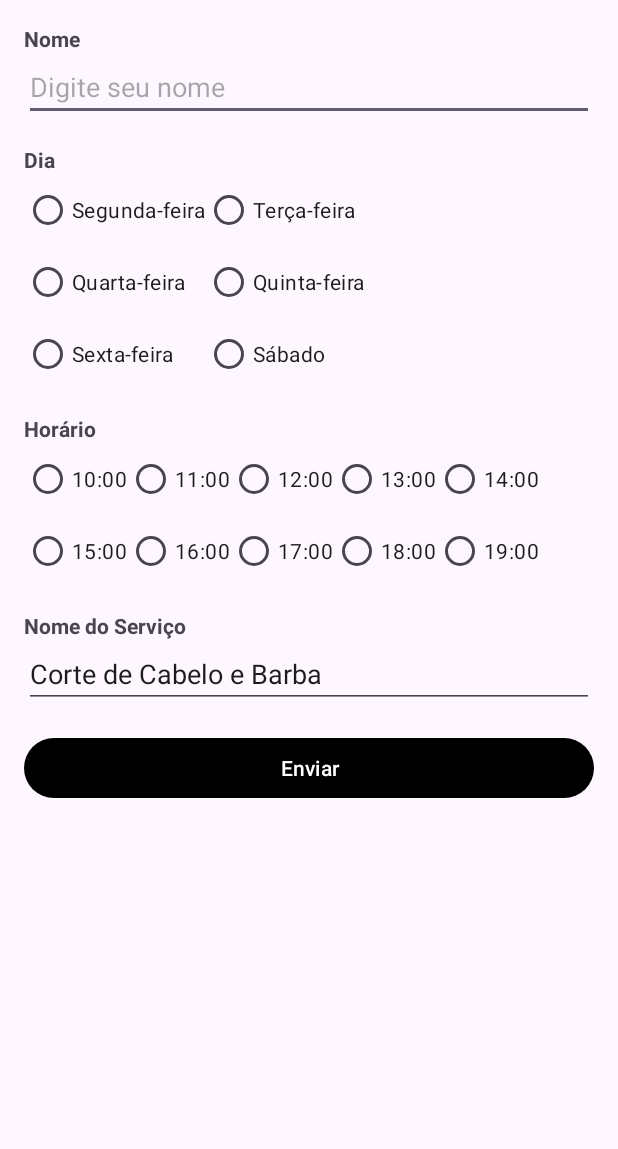
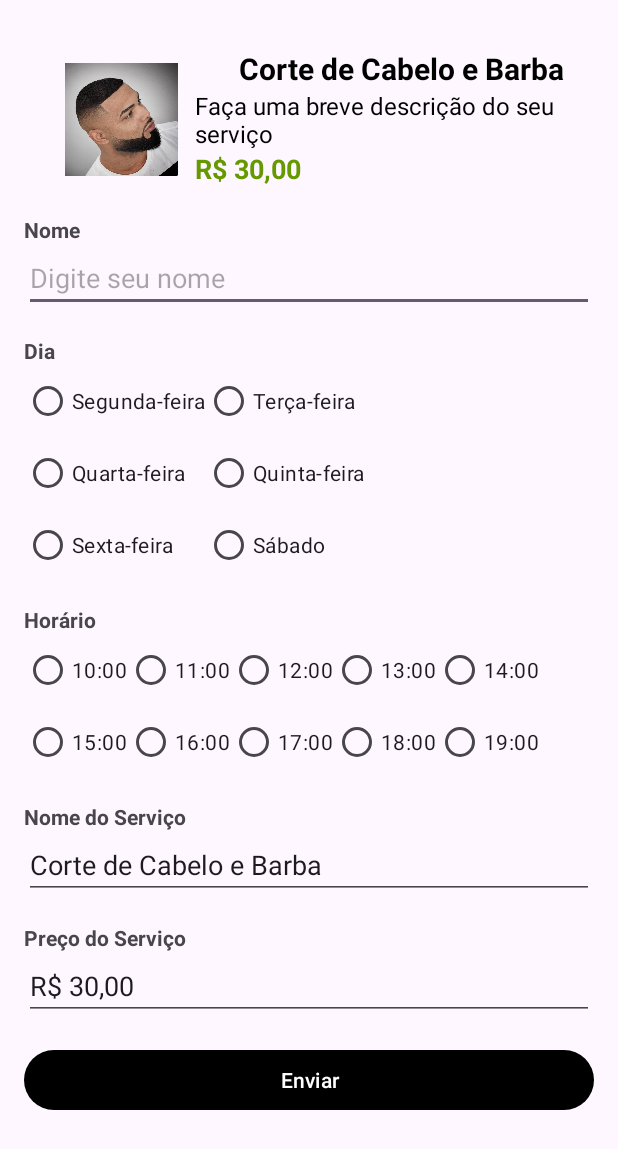
Before and after one commit to Daniel022de/BarberShop, an Android app: the ServiceActivity screen opened directly, with no data from a screen before it, after a tap on "Corte de Cabelo e Barba", on a phone screen of 412 x 824 dp. Shown: the top 1149 px of the screen. Run offline under Robolectric (Android 15) with nearby library versions, the phone set to English and light mode, and no system bars.

Commit message:
Alters in app

```diff
--- a/app/src/main/java/com/example/barbershop/ScheduleActivity.kt
+++ b/app/src/main/java/com/example/barbershop/ScheduleActivity.kt
@@ -8,10 +8,13 @@ import android.view.View
 import android.widget.Button
 import android.widget.EditText
 import android.widget.GridLayout
+import android.widget.ImageView
 import android.widget.RadioButton
 import android.widget.RadioGroup
 import android.widget.TextView
 import android.widget.Toast
+import androidx.core.graphics.drawable.toDrawable
+import com.example.barbershop.model.Service
 
 
 class ScheduleActivity : AppCompatActivity() {
@@ -22,6 +25,11 @@ class ScheduleActivity : AppCompatActivity() {
     private lateinit var serviceNameEditText: EditText
     private lateinit var diaGridLayout: GridLayout
     private lateinit var horarioGridLayout: GridLayout
+    private lateinit var servicePriceEditText: EditText
+    private lateinit var imageService : ImageView
+    private lateinit var priceService: TextView
+    private lateinit var nameService: TextView
+    private lateinit var describeSerivce: TextView
 
 
 
@@ -37,9 +45,25 @@ class ScheduleActivity : AppCompatActivity() {
         serviceNameEditText = findViewById(R.id.serviceNameEditText)
         diaGridLayout = findViewById(R.id.diaGridLayout)
         horarioGridLayout = findViewById(R.id.horarioGridLayout)
+        servicePriceEditText = findViewById(R.id.servicePriceEditText)
+        imageService = findViewById(R.id.serviceImage)
+        priceService = findViewById(R.id.price_service)
+        nameService = findViewById(R.id.name_service)
+        describeSerivce = findViewById(R.id.describe_service)
 
-        val selectedServiceName = intent.getStringExtra("selected_service_name")
-        serviceNameEditText.setText(selectedServiceName)
+        val selectedServiceName = intent.getSerializableExtra("selected_service_name") as? Service
+
+        serviceNameEditText.setText(selectedServiceName?.name)
+        servicePriceEditText.setText(selectedServiceName?.price.orEmpty())
+
+
+        if (selectedServiceName != null) {
+            imageService.setImageResource(selectedServiceName.image)
+            priceService.setText(selectedServiceName.price)
+            nameService.setText(selectedServiceName.name)
+            describeSerivce.setText(selectedServiceName.describe)
+        }
+
 
         val enviarButton = findViewById<Button>(R.id.enviarButton)
         enviarButton.setOnClickListener {
@@ -56,6 +80,8 @@ class ScheduleActivity : AppCompatActivity() {
         val diaSelecionado = getDiaSelecionado(diaGridLayout)
         val horarioSelecionado = gethorarioSelecionado(horarioGridLayout)
         val selectedServiceName = serviceNameEditText.text.toString()
+        val selectedPrice = servicePriceEditText.text.toString()
+
 //        val dia = when (diaRadioGroup.checkedRadioButtonId) {
 //            R.id.segundaRadioButton -> "Segunda-feira"
 //            R.id.tercaRadioButton -> "Terça-feira"
@@ -81,7 +107,8 @@ class ScheduleActivity : AppCompatActivity() {
 
         if (nome.isNotEmpty() && diaSelecionado.isNotEmpty() && horarioSelecionado.isNotEmpty() && selectedServiceName.isNotEmpty()) {
 
-            val mensagem = "*Olá! Gostaria de agendar um horário*.\n\n*Nome*: $nome\n*Serviço*: $selectedServiceName\n*Dia*: $diaSelecionado\n*Horário*: $horarioSelecionado"
+            val mensagem = "*Olá! Gostaria de agendar um horário*.\n\n*Nome*: $nome\n*Serviço*: $selectedServiceName\n*Dia*: $diaSelecionado\n*Horário*: $horarioSelecionado\n" +
+                    "*Preço*: $selectedPrice"
             enviarMensagemWhatsApp("+5521985198380", mensagem)
 
             desabilitarDia(diaSelecionado)
--- a/app/src/main/java/com/example/barbershop/ServiceActivity.kt
+++ b/app/src/main/java/com/example/barbershop/ServiceActivity.kt
@@ -15,7 +15,7 @@ import com.example.barbershop.model.Service
 
 class ServiceActivity : AppCompatActivity() {
 
-    private var selectedServiceName: String? = null
+    private var selectedServiceName: Service? = null
 
 
     override fun onCreate(savedInstanceState: Bundle?) {
@@ -90,7 +90,7 @@ class ServiceActivity : AppCompatActivity() {
                 }, 500) // Defina o tempo desejado para o efeito de clique
 
 
-                selectedServiceName = listServices[position].name
+                selectedServiceName = listServices[position]
                 val intent = Intent(this@ServiceActivity, ScheduleActivity::class.java)
                 intent.putExtra("selected_service_name", selectedServiceName)
                 startActivity(intent)
--- a/app/src/main/java/com/example/barbershop/model/Service.kt
+++ b/app/src/main/java/com/example/barbershop/model/Service.kt
@@ -1,4 +1,6 @@
 package com.example.barbershop.model
+
+import java.io.Serializable
 
 data class Service(
     val image: Int,
@@ -7,4 +9,4 @@ data class Service(
     val price: String
 
 
-)
+) : Serializable
--- a/app/src/main/res/layout/activity_schedule.xml
+++ b/app/src/main/res/layout/activity_schedule.xml
@@ -1,9 +1,64 @@
-<LinearLayout xmlns:android="http://schemas.android.com/apk/res/android"
+<ScrollView xmlns:android="http://schemas.android.com/apk/res/android"
     xmlns:app="http://schemas.android.com/apk/res-auto"
+    android:layout_width="match_parent"
+    android:layout_height="match_parent">
+
+    <LinearLayout
         android:layout_width="match_parent"
         android:layout_height="match_parent"
         android:orientation="vertical"
         android:padding="16dp">
+
+
+        <RelativeLayout
+            android:layout_width="match_parent"
+            android:layout_height="wrap_content"
+            android:padding="16dp">
+
+            <ImageView
+                android:id="@+id/serviceImage"
+                android:layout_width="78dp"
+                android:layout_height="75dp"
+                android:layout_margin="10dp"
+                android:src="@drawable/logo" />
+
+            <TextView
+                android:id="@+id/name_service"
+                android:layout_width="match_parent"
+                android:layout_height="wrap_content"
+                android:layout_marginStart="29dp"
+                android:layout_toEndOf="@+id/serviceImage"
+                android:text="BarberShop"
+                android:textColor="@color/black"
+                android:textSize="20sp"
+                android:textStyle="bold" />
+
+            <TextView
+                android:id="@+id/describe_service"
+                android:layout_width="match_parent"
+                android:layout_height="wrap_content"
+                android:layout_below="@id/name_service"
+                android:layout_toEndOf="@+id/serviceImage"
+                android:maxLines="4"
+                android:text="Há muitos anos oferecendo serviços de qualidade e com"
+                android:textColor="@color/black"
+                android:textSize="16sp" />
+
+            <TextView
+                android:id="@+id/price_service"
+                android:layout_width="match_parent"
+                android:layout_height="wrap_content"
+                android:layout_below="@id/describe_service"
+                android:layout_toEndOf="@+id/serviceImage"
+                android:text="um preço que cabe no seu bolso!"
+                android:textColor="@android:color/holo_green_dark"
+                android:textSize="18sp"
+                android:textStyle="bold" />
+
+            <!-- Resto do código -->
+
+        </RelativeLayout>
+
 
         <TextView
             android:layout_width="wrap_content"
@@ -175,6 +230,21 @@
             android:hint="Digite o nome do serviço"
             android:inputType="text" />
 
+        <TextView
+            android:id="@+id/servicePriceTextView"
+            android:layout_width="wrap_content"
+            android:layout_height="wrap_content"
+            android:layout_marginTop="16dp"
+            android:text="Preço do Serviço"
+            android:textStyle="bold" />
+
+        <EditText
+            android:id="@+id/servicePriceEditText"
+            android:layout_width="match_parent"
+            android:layout_height="wrap_content"
+            android:hint="Preço"
+            android:inputType="number" />
+
         <Button
             android:id="@+id/enviarButton"
             android:layout_width="match_parent"
@@ -185,3 +255,5 @@
             app:backgroundTint="@android:color/black" />
 
     </LinearLayout>
+
+</ScrollView>
```
Also changed, not shown: 2 other files. Lines whose indentation alone changed are shown as unchanged.
